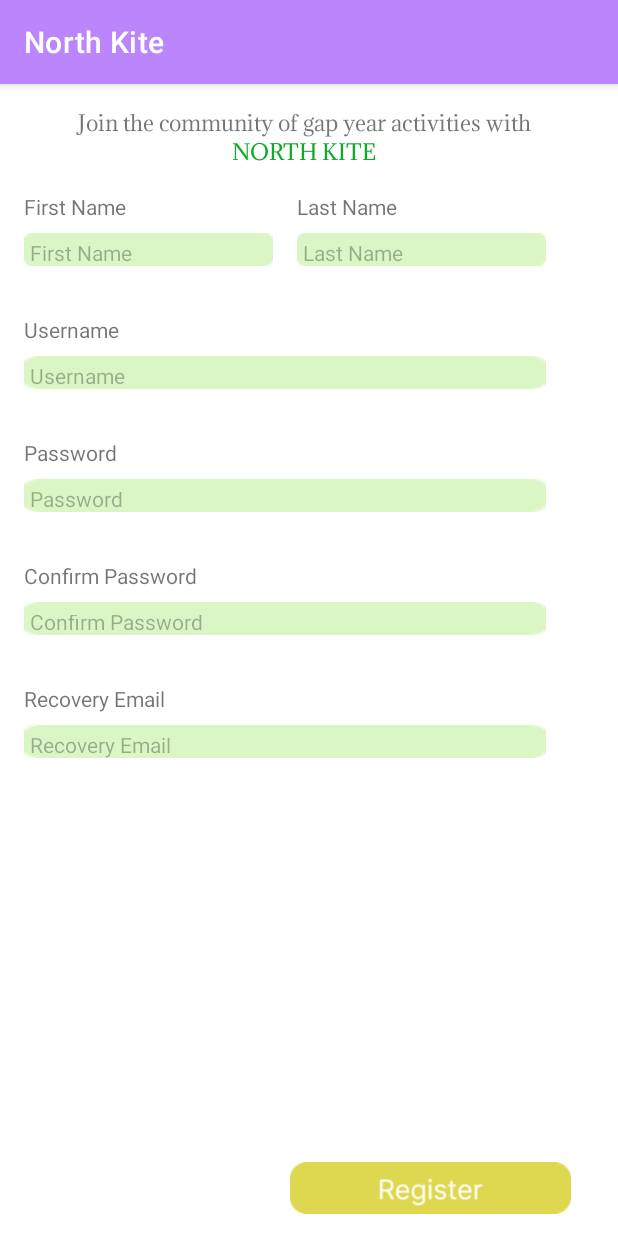
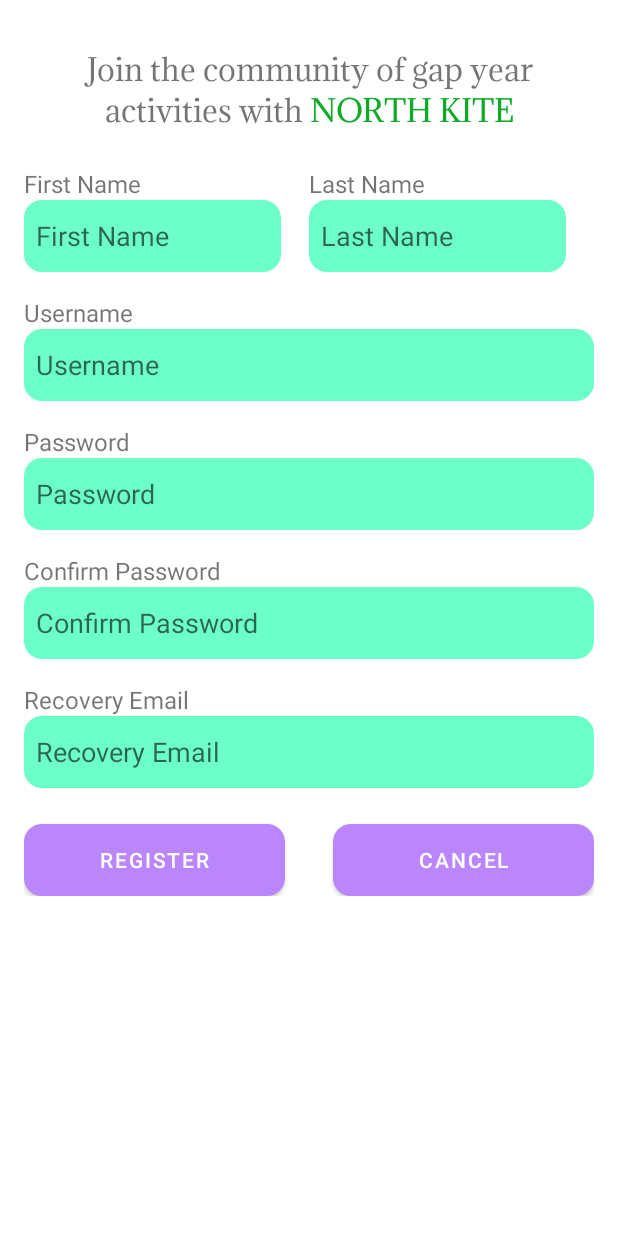
Before and after one commit to Feng030126/North_Kite, an Android app: the LoginActivity screen opened directly, with no data from a screen before it, after a tap on "registerButton", on a phone screen of 412 x 824 dp. Run offline under Robolectric (Android 15) with nearby library versions, the phone set to English and light mode, and no system bars.

Commit message:
register page ui

```diff
--- a/app/src/main/java/com/rst2g1/northkite/LoginActivity.kt
+++ b/app/src/main/java/com/rst2g1/northkite/LoginActivity.kt
@@ -15,6 +15,8 @@ class LoginActivity : AppCompatActivity() {
 
     override fun onCreate(savedInstanceState: Bundle?) {
         super.onCreate(savedInstanceState)
+
+        supportActionBar?.hide()
 
         sharedPreferences = getSharedPreferences("prefs", MODE_PRIVATE)
         sharedPreferences.edit().putInt("login_status", -1).apply()
@@ -46,11 +48,9 @@ class LoginActivity : AppCompatActivity() {
             startActivity(intent)
         }
 
-        bindingRegister.buttonRegister2.setOnClickListener {
-            //Read register data
-            //save to database
-        }
-
+//        bindingRegister.buttonRegister2.setOnClickListener {
+//            //Read register data
+//            //save to database
+//        }
     }
-
 }
--- /dev/null
+++ b/app/src/main/res/drawable/rounded_edittext_background.xml
@@ -0,0 +1,10 @@
+<?xml version="1.0" encoding="utf-8"?>
+<shape xmlns:android="http://schemas.android.com/apk/res/android">
+    <solid android:color="@color/cyan" />
+    <corners android:radius="12dp" />
+    <padding
+        android:bottom="8dp"
+        android:left="8dp"
+        android:right="8dp"
+        android:top="8dp" />
+</shape>
--- a/app/src/main/res/layout/register_page.xml
+++ b/app/src/main/res/layout/register_page.xml
@@ -1,234 +1,217 @@
 <?xml version="1.0" encoding="utf-8"?>
-<androidx.constraintlayout.widget.ConstraintLayout xmlns:android="http://schemas.android.com/apk/res/android"
+<ScrollView xmlns:android="http://schemas.android.com/apk/res/android"
     xmlns:app="http://schemas.android.com/apk/res-auto"
-    xmlns:tools="http://schemas.android.com/tools"
     android:layout_width="match_parent"
-    android:layout_height="match_parent">
+    android:layout_height="match_parent"
+    android:padding="16dp">
 
-    <TextView
-        android:id="@+id/textView6"
-        android:layout_width="wrap_content"
-        android:layout_height="wrap_content"
-        android:layout_marginStart="16dp"
-        android:layout_marginTop="72dp"
-        android:text="@string/first_name"
-        app:layout_constraintStart_toStartOf="parent"
-        app:layout_constraintTop_toTopOf="parent" />
-
-    <ImageView
-        android:id="@+id/imageView9"
-        android:layout_width="wrap_content"
-        android:layout_height="wrap_content"
-        android:layout_marginTop="8dp"
-        app:layout_constraintStart_toStartOf="@+id/textView6"
-        app:layout_constraintTop_toBottomOf="@+id/textView6"
-        app:srcCompat="@drawable/register_field" />
-
-    <TextView
-        android:id="@+id/textView7"
-        android:layout_width="wrap_content"
-        android:layout_height="wrap_content"
-        android:layout_marginStart="16dp"
-        android:text="@string/last_name"
-        app:layout_constraintStart_toEndOf="@+id/imageView9"
-        app:layout_constraintTop_toTopOf="@+id/textView6" />
-
-    <ImageView
-        android:id="@+id/imageView10"
-        android:layout_width="wrap_content"
-        android:layout_height="wrap_content"
-        android:layout_marginTop="8dp"
-        app:layout_constraintStart_toStartOf="@+id/textView7"
-        app:layout_constraintTop_toBottomOf="@+id/textView7"
-        app:srcCompat="@drawable/register_field" />
-
-    <EditText
-        android:id="@+id/editTextFirstName"
-        android:layout_width="167dp"
-        android:layout_height="48dp"
-        android:layout_marginTop="-1dp"
-        android:backgroundTint="@android:color/transparent"
-        android:ems="10"
-        android:hint="@string/first_name"
-        android:inputType="text"
-        android:paddingBottom="24dp"
-        android:textColorHint="#4D000000"
-        android:textSize="14sp"
-        app:layout_constraintStart_toStartOf="@+id/imageView9"
-        app:layout_constraintTop_toTopOf="@+id/imageView9" />
-
-    <EditText
-        android:id="@+id/editTextLastName"
-        android:layout_width="165dp"
-        android:layout_height="48dp"
-        android:layout_marginTop="-1dp"
-        android:backgroundTint="@android:color/transparent"
-        android:ems="10"
-        android:hint="@string/last_name"
-        android:inputType="text"
-        android:paddingBottom="24dp"
-        android:textColorHint="#4D000000"
-        android:textSize="14sp"
-        app:layout_constraintStart_toStartOf="@+id/imageView10"
-        app:layout_constraintTop_toTopOf="@+id/imageView10" />
-
-    <TextView
-        android:id="@+id/textView8"
-        android:layout_width="wrap_content"
-        android:layout_height="wrap_content"
-        android:layout_marginStart="16dp"
-        android:layout_marginTop="8dp"
-        android:text="@string/username"
-        app:layout_constraintStart_toStartOf="parent"
-        app:layout_constraintTop_toBottomOf="@+id/editTextFirstName" />
-
-    <ImageView
-        android:id="@+id/imageView11"
-        android:layout_width="wrap_content"
-        android:layout_height="wrap_content"
-        android:layout_marginTop="8dp"
-        app:layout_constraintStart_toStartOf="@+id/textView8"
-        app:layout_constraintTop_toBottomOf="@+id/textView8"
-        app:srcCompat="@drawable/register_field_longer" />
-
-    <EditText
-        android:id="@+id/editTextUsername"
-        android:layout_width="348dp"
-        android:layout_height="48dp"
-        android:layout_marginTop="-1dp"
-        android:backgroundTint="@android:color/transparent"
-        android:ems="10"
-        android:hint="@string/username"
-        android:inputType="text"
-        android:paddingBottom="24dp"
-        android:textColorHint="#4D000000"
-        android:textSize="14sp"
-        app:layout_constraintStart_toStartOf="@+id/imageView11"
-        app:layout_constraintTop_toTopOf="@+id/imageView11" />
-
-    <TextView
-        android:id="@+id/textView9"
-        android:layout_width="wrap_content"
-        android:layout_height="wrap_content"
-        android:layout_marginStart="16dp"
-        android:layout_marginTop="8dp"
-        android:text="@string/password"
-        app:layout_constraintStart_toStartOf="parent"
-        app:layout_constraintTop_toBottomOf="@+id/editTextUsername" />
-
-    <ImageView
-        android:id="@+id/imageView12"
-        android:layout_width="wrap_content"
-        android:layout_height="wrap_content"
-        android:layout_marginTop="8dp"
-        app:layout_constraintStart_toStartOf="@+id/textView9"
-        app:layout_constraintTop_toBottomOf="@+id/textView9"
-        app:srcCompat="@drawable/register_field_longer" />
-
-    <EditText
-        android:id="@+id/editTextPassword"
-        android:layout_width="347dp"
-        android:layout_height="48dp"
-        android:layout_marginTop="-1dp"
-        android:backgroundTint="@android:color/transparent"
-        android:ems="10"
-        android:hint="@string/password"
-        android:inputType="textPassword"
-        android:paddingBottom="24dp"
-        android:textColorHint="#4D000000"
-        android:textSize="14sp"
-        app:layout_constraintStart_toStartOf="@+id/imageView12"
-        app:layout_constraintTop_toTopOf="@+id/imageView12" />
+    <androidx.constraintlayout.widget.ConstraintLayout
+        android:layout_width="match_parent"
+        android:layout_height="wrap_content">
 
         <TextView
             android:id="@+id/textView5"
-        android:layout_width="310dp"
-        android:layout_height="42dp"
-        android:layout_marginStart="48dp"
+            android:layout_width="0dp"
+            android:layout_height="wrap_content"
             android:layout_marginTop="16dp"
             android:fontFamily="@font/adamina"
             android:text="@string/register_welcome"
             android:textAlignment="center"
+            android:textSize="20sp"
+            app:layout_constraintEnd_toEndOf="parent"
             app:layout_constraintStart_toStartOf="parent"
             app:layout_constraintTop_toTopOf="parent" />
 
+        <!-- First Name Label -->
         <TextView
-        android:id="@+id/textView10"
+            android:id="@+id/textViewFirstName"
             android:layout_width="wrap_content"
             android:layout_height="wrap_content"
+            android:layout_marginTop="24dp"
+            android:text="@string/first_name"
+            android:textSize="16sp"
+            app:layout_constraintStart_toStartOf="parent"
+            app:layout_constraintTop_toBottomOf="@+id/textView5" />
+
+        <!-- First Name Input -->
+        <EditText
+            android:id="@+id/editTextFirstName"
+            android:layout_width="0dp"
+            android:layout_height="wrap_content"
+            android:autofillHints="givenName"
+            android:background="@drawable/rounded_edittext_background"
+            android:hint="@string/first_name"
+            android:inputType="textPersonName"
+            android:minHeight="48dp"
+            app:layout_constraintHorizontal_chainStyle="spread"
+            app:layout_constraintStart_toStartOf="@+id/textViewFirstName"
+            app:layout_constraintTop_toBottomOf="@+id/textViewFirstName"
+            app:layout_constraintWidth_percent="0.45" />
+
+        <!-- Last Name Label -->
+        <TextView
+            android:id="@+id/textViewLastName"
+            android:layout_width="wrap_content"
+            android:layout_height="wrap_content"
+            android:text="@string/last_name"
+            android:textSize="16sp"
+            app:layout_constraintStart_toStartOf="@+id/editTextLastName"
+            app:layout_constraintTop_toTopOf="@+id/textViewFirstName" />
+
+        <!-- Last Name Input -->
+        <EditText
+            android:id="@+id/editTextLastName"
+            android:layout_width="0dp"
+            android:layout_height="wrap_content"
+            android:autofillHints="familyName"
+            android:background="@drawable/rounded_edittext_background"
+            android:hint="@string/last_name"
+            android:inputType="textPersonName"
+            android:minHeight="48dp"
+            app:layout_constraintEnd_toEndOf="parent"
+            app:layout_constraintStart_toEndOf="@+id/editTextFirstName"
+            app:layout_constraintTop_toTopOf="@+id/editTextFirstName"
+            app:layout_constraintWidth_percent="0.45" />
+
+        <!-- Username Label -->
+        <TextView
+            android:id="@+id/textViewUsername"
+            android:layout_width="wrap_content"
+            android:layout_height="wrap_content"
+            android:layout_marginTop="16dp"
+            android:text="@string/username"
+            android:textSize="16sp"
+            app:layout_constraintStart_toStartOf="parent"
+            app:layout_constraintTop_toBottomOf="@+id/editTextFirstName" />
+
+        <!-- Username Input -->
+        <EditText
+            android:id="@+id/editTextUsername"
+            android:layout_width="0dp"
+            android:layout_height="wrap_content"
             android:layout_marginStart="16dp"
-        android:layout_marginTop="8dp"
+            android:layout_marginEnd="16dp"
+            android:autofillHints="username"
+            android:background="@drawable/rounded_edittext_background"
+            android:hint="@string/username"
+            android:inputType="textPersonName"
+            android:minHeight="48dp"
+            app:layout_constraintEnd_toEndOf="parent"
+            app:layout_constraintStart_toStartOf="parent"
+            app:layout_constraintTop_toBottomOf="@+id/textViewUsername"
+            app:layout_constraintWidth_percent="1.0" />
+
+        <!-- Password Label -->
+        <TextView
+            android:id="@+id/textViewPassword"
+            android:layout_width="wrap_content"
+            android:layout_height="wrap_content"
+            android:layout_marginTop="16dp"
+            android:text="@string/password"
+            android:textSize="16sp"
+            app:layout_constraintStart_toStartOf="parent"
+            app:layout_constraintTop_toBottomOf="@+id/editTextUsername" />
+
+        <!-- Password Input -->
+        <EditText
+            android:id="@+id/editTextPassword"
+            android:layout_width="0dp"
+            android:layout_height="wrap_content"
+            android:layout_marginStart="16dp"
+            android:layout_marginEnd="16dp"
+            android:autofillHints="password"
+            android:background="@drawable/rounded_edittext_background"
+            android:hint="@string/password"
+            android:inputType="textPassword"
+            android:minHeight="48dp"
+            app:layout_constraintEnd_toEndOf="parent"
+            app:layout_constraintStart_toStartOf="parent"
+            app:layout_constraintTop_toBottomOf="@+id/textViewPassword"
+            app:layout_constraintWidth_percent="1.0" />
+
+        <!-- Confirm Password Label -->
+        <TextView
+            android:id="@+id/textViewConfirmPassword"
+            android:layout_width="wrap_content"
+            android:layout_height="wrap_content"
+            android:layout_marginTop="16dp"
             android:text="@string/confirm_password"
+            android:textSize="16sp"
             app:layout_constraintStart_toStartOf="parent"
             app:layout_constraintTop_toBottomOf="@+id/editTextPassword" />
 
-    <ImageView
-        android:id="@+id/imageView13"
+        <!-- Confirm Password Input -->
+        <EditText
+            android:id="@+id/editTextConfirmPassword"
+            android:layout_width="0dp"
+            android:layout_height="wrap_content"
+            android:layout_marginStart="16dp"
+            android:layout_marginEnd="16dp"
+            android:autofillHints="password"
+            android:background="@drawable/rounded_edittext_background"
+            android:hint="@string/confirm_password"
+            android:inputType="textPassword"
+            android:minHeight="48dp"
+            app:layout_constraintEnd_toEndOf="parent"
+            app:layout_constraintStart_toStartOf="parent"
+            app:layout_constraintTop_toBottomOf="@+id/textViewConfirmPassword"
+            app:layout_constraintWidth_percent="1.0" />
+
+        <!-- Recovery Email Label -->
+        <TextView
+            android:id="@+id/textViewRecoveryEmail"
             android:layout_width="wrap_content"
             android:layout_height="wrap_content"
-        android:layout_marginTop="8dp"
-        app:layout_constraintStart_toStartOf="@+id/textView10"
-        app:layout_constraintTop_toBottomOf="@+id/textView10"
-        app:srcCompat="@drawable/register_field_longer" />
+            android:layout_marginTop="16dp"
+            android:text="@string/recovery_email"
+            android:textSize="16sp"
+            app:layout_constraintStart_toStartOf="parent"
+            app:layout_constraintTop_toBottomOf="@+id/editTextConfirmPassword" />
 
+        <!-- Recovery Email Input -->
         <EditText
-        android:id="@+id/editTextPasswordConfirm"
-        android:layout_width="347dp"
-        android:layout_height="48dp"
-        android:layout_marginTop="-1dp"
-        android:backgroundTint="@android:color/transparent"
-        android:ems="10"
-        android:hint="@string/confirm_password"
-        android:inputType="textPassword"
-        android:paddingBottom="24dp"
-        android:textColorHint="#4D000000"
-        android:textSize="14sp"
-        app:layout_constraintStart_toStartOf="@+id/imageView13"
-        app:layout_constraintTop_toTopOf="@+id/imageView13" />
-
-    <TextView
-        android:id="@+id/textView11"
-        android:layout_width="wrap_content"
+            android:id="@+id/editTextRecoveryEmail"
+            android:layout_width="0dp"
             android:layout_height="wrap_content"
             android:layout_marginStart="16dp"
-        android:layout_marginTop="8dp"
-        android:text="@string/recovery_email"
-        app:layout_constraintStart_toStartOf="parent"
-        app:layout_constraintTop_toBottomOf="@+id/editTextPasswordConfirm" />
-
-    <ImageView
-        android:id="@+id/imageView14"
-        android:layout_width="wrap_content"
-        android:layout_height="wrap_content"
-        android:layout_marginTop="8dp"
-        app:layout_constraintStart_toStartOf="@+id/textView11"
-        app:layout_constraintTop_toBottomOf="@+id/textView11"
-        app:srcCompat="@drawable/register_field_longer" />
-
-    <EditText
-        android:id="@+id/editTextRecoverEmail"
-        android:layout_width="347dp"
-        android:layout_height="48dp"
-        android:layout_marginTop="-1dp"
-        android:backgroundTint="@android:color/transparent"
-        android:ems="10"
+            android:layout_marginEnd="16dp"
+            android:autofillHints="emailAddress"
+            android:background="@drawable/rounded_edittext_background"
             android:hint="@string/recovery_email"
             android:inputType="textEmailAddress"
-        android:paddingBottom="24dp"
-        android:textColorHint="#4D000000"
-        android:textSize="14sp"
-        app:layout_constraintStart_toStartOf="@+id/imageView14"
-        app:layout_constraintTop_toTopOf="@+id/imageView14" />
+            android:minHeight="48dp"
+            app:layout_constraintEnd_toEndOf="parent"
+            app:layout_constraintStart_toStartOf="parent"
+            app:layout_constraintTop_toBottomOf="@+id/textViewRecoveryEmail"
+            app:layout_constraintWidth_percent="1.0" />
 
-    <ImageView
-        android:id="@+id/buttonRegister_2"
-        android:layout_width="wrap_content"
-        android:layout_height="48dp"
-        android:layout_marginBottom="8dp"
-        android:scaleType="fitCenter"
-        android:scaleX="0.75"
-        android:scaleY="0.75"
-        app:layout_constraintBottom_toBottomOf="parent"
+        <Button
+            android:id="@+id/buttonRegister"
+            android:layout_width="0dp"
+            android:layout_height="wrap_content"
+            android:layout_marginTop="24dp"
+            android:layout_marginEnd="16dp"
+            android:background="@drawable/rounded_edittext_background"
+            android:text="@string/register"
+            android:textColor="@android:color/white"
+            app:layout_constraintEnd_toStartOf="@+id/buttonCancel"
+            app:layout_constraintStart_toStartOf="parent"
+            app:layout_constraintTop_toBottomOf="@+id/editTextRecoveryEmail" />
+
+        <Button
+            android:id="@+id/buttonCancel"
+            android:layout_width="0dp"
+            android:layout_height="wrap_content"
+            android:layout_marginStart="16dp"
+            android:layout_marginTop="24dp"
+            android:background="@drawable/rounded_edittext_background"
+            android:text="@string/cancel"
+            android:textColor="@android:color/white"
             app:layout_constraintEnd_toEndOf="parent"
-        app:srcCompat="@drawable/register_button" />
+            app:layout_constraintStart_toEndOf="@+id/buttonRegister"
+            app:layout_constraintTop_toBottomOf="@+id/editTextRecoveryEmail" />
+
+
     </androidx.constraintlayout.widget.ConstraintLayout>
+
+</ScrollView>
--- a/app/src/main/res/values/colors.xml
+++ b/app/src/main/res/values/colors.xml
@@ -10,5 +10,6 @@
     <color name="grey">#C5C5C5</color>
     <color name="cyan">#6CFFCA</color>
     <color name="green">#0EAB27</color>
+    <color name="red">#FF0000</color>
     <color name="transparent">#00000000</color>
 </resources>
--- a/app/src/main/res/values/strings.xml
+++ b/app/src/main/res/values/strings.xml
@@ -23,4 +23,6 @@
     <string name="recovery_email">Recovery Email</string>
     <string name="register_welcome">Join the community of gap year activities with <font fgcolor='#0EAB27'>NORTH KITE</font></string>
     <string name="login_to_continue">Login to Continue</string>
+    <string name="register">Register</string>
+    <string name="cancel">Cancel</string>
 </resources>
```
Lines whose indentation alone changed are shown as unchanged.
